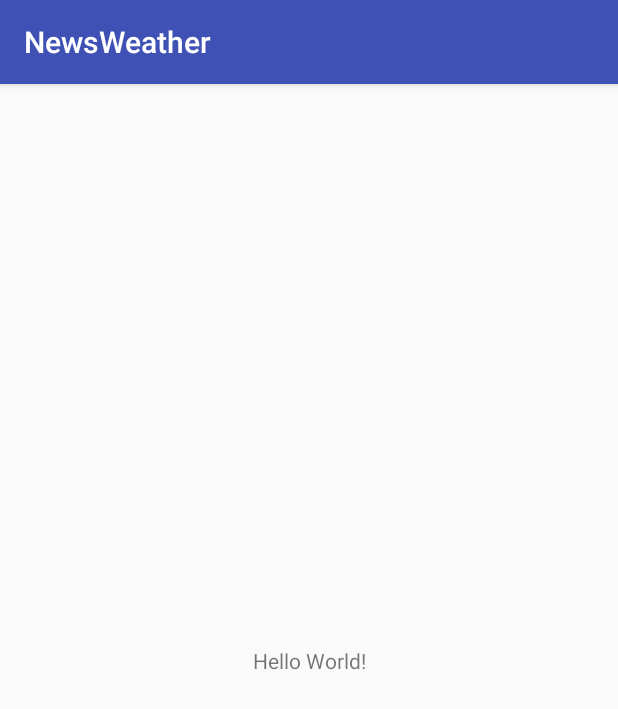
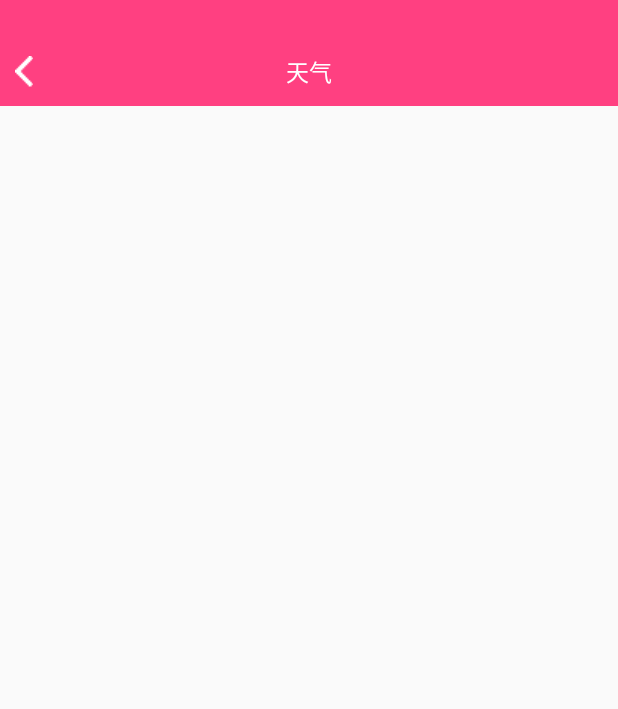
Before and after one commit to wozhizhizhi/newsweather, an Android app: the screen it shows after launch (MainActivity), on a phone screen of 412 x 824 dp. Shown: the top 709 px of the screen. Run offline under Robolectric (Android 15) with nearby library versions, the phone set to English and light mode, and no system bars; our stand-ins replace ButterKnife; libraries missing offline, so code that uses them is left out: org.litepal; 2 statements that could not run were skipped.

Commit message:
增加项目基本结构

```diff
--- a/app/build.gradle
+++ b/app/build.gradle
@@ -4,7 +4,7 @@ android {
     compileSdkVersion 26
     defaultConfig {
         applicationId "com.aji.newsweather"
-        minSdkVersion 21
+        minSdkVersion 19
         targetSdkVersion 26
         versionCode 1
         versionName "1.0"
@@ -35,4 +35,7 @@ dependencies {
     compile 'com.squareup.retrofit2:retrofit:2.1.0'
     compile 'com.squareup.retrofit2:converter-gson:2.1.0'
     compile 'com.squareup.retrofit2:adapter-rxjava:2.1.0'
+    // butterknife框架
+    compile 'com.jakewharton:butterknife:8.8.1'
+    annotationProcessor 'com.jakewharton:butterknife-compiler:8.8.1'
 }
--- /dev/null
+++ b/app/src/main/java/com/aji/newsweather/AreaFragment.java
@@ -0,0 +1,42 @@
+package com.aji.newsweather;
+
+import android.widget.ListView;
+
+import com.aji.newsweather.base.BaseFragment;
+import com.aji.newsweather.weight.MyTitle;
+
+import butterknife.BindView;
+
+/**
+ * Author:zhangmiss on 2018/01/30 0030.
+ * mail:867596152@qq.com
+ * Descripiton:
+ */
+
+public class AreaFragment extends BaseFragment
+{
+
+    @BindView(R.id.fragment_mytitle_id)
+    MyTitle fragmentMytitleId;
+    @BindView(R.id.fragment_listview_id)
+    ListView fragmentListviewId;
+
+    public static AreaFragment newInstance()
+    {
+        return new AreaFragment();
+    }
+
+    @Override
+    public int getLayoutRes()
+    {
+        return R.layout.choose_area;
+    }
+
+    @Override
+    public void initView()
+    {
+        fragmentMytitleId.setLeftVisibility(0);
+        fragmentMytitleId.setRightVisibility(1);
+    }
+
+}
--- a/app/src/main/java/com/aji/newsweather/MainActivity.java
+++ b/app/src/main/java/com/aji/newsweather/MainActivity.java
@@ -1,15 +1,42 @@
 package com.aji.newsweather;
 
+import android.os.Build;
 import android.support.v7.app.AppCompatActivity;
 import android.os.Bundle;
+import android.view.WindowManager;
 
-public class MainActivity extends AppCompatActivity
+import com.aji.newsweather.base.BaseActivity;
+import com.aji.newsweather.util.ActivityUtil;
+
+public class MainActivity extends BaseActivity
 {
 
     @Override
-    protected void onCreate(Bundle savedInstanceState)
+    protected int getContentResId()
     {
-        super.onCreate(savedInstanceState);
-        setContentView(R.layout.activity_main);
+        if (Build.VERSION.SDK_INT >= Build.VERSION_CODES.KITKAT)
+        {
+            //透明状态栏
+            getWindow().addFlags(WindowManager.LayoutParams.FLAG_TRANSLUCENT_STATUS);
+        }
+        return R.layout.activity_main;
+    }
+
+
+    @Override
+    public void initView()
+    {
+        AreaFragment areaFragment = (AreaFragment) getSupportFragmentManager().findFragmentById(R.id.contentFrame);
+        if (areaFragment == null)
+        {
+            areaFragment = AreaFragment.newInstance();
+            ActivityUtil.addFragmentToActivity(getSupportFragmentManager() , areaFragment , R.id.contentFrame);
+        }
+    }
+
+    @Override
+    public void initPresenter()
+    {
+
     }
 }
--- a/app/src/main/java/com/aji/newsweather/application/MyApplication.java
+++ b/app/src/main/java/com/aji/newsweather/application/MyApplication.java
@@ -1,8 +1,14 @@
 package com.aji.newsweather.application;
 
 import android.app.Application;
+import android.content.Context;
+import android.support.v7.app.AppCompatActivity;
 
 import org.litepal.LitePal;
+
+import java.util.LinkedList;
+import java.util.List;
+import java.util.ListIterator;
 
 /**
  * Author:zhangmiss on 2018/01/26 0026.
@@ -12,23 +18,54 @@ import org.litepal.LitePal;
 
 public class MyApplication extends Application
 {
-    private static volatile MyApplication intance;
+    private static MyApplication intance;
+    public static Context context;
+
+    public List<AppCompatActivity> activitys = new LinkedList<>();
     @Override
     public void onCreate()
     {
         super.onCreate();
+        context = getApplicationContext();
         LitePal.initialize(this);
     }
 
-    private static MyApplication getIntance()
+    public static MyApplication getInstance()
     {
-        synchronized (MyApplication.class)
+        return intance;
+    }
+
+    public static Context getContext()
+    {
+        return context;
+    }
+
+    public void addActivity(AppCompatActivity activity)
+    {
+        activitys.add(activity);
+    }
+
+    public void removeActivity(AppCompatActivity activity)
+    {
+        activitys.remove(activity);
+    }
+
+    public void closeApplication()
+    {
+        closeActivity();
+    }
+
+    // 关闭所有的activity
+    public void closeActivity()
+    {
+        ListIterator<AppCompatActivity> listIterator = activitys.listIterator();
+        while (listIterator.hasNext())
         {
-            if (intance == null)
+            AppCompatActivity activity = listIterator.next();
+            if (activity != null)
             {
-                intance = new MyApplication();
+                activity.finish();
             }
-            return intance;
         }
     }
 }
--- /dev/null
+++ b/app/src/main/java/com/aji/newsweather/base/BaseActivity.java
@@ -0,0 +1,107 @@
+package com.aji.newsweather.base;
+
+import android.app.ProgressDialog;
+import android.content.DialogInterface;
+import android.os.Bundle;
+import android.support.v7.app.AppCompatActivity;
+import android.widget.Toast;
+
+import com.aji.newsweather.application.MyApplication;
+
+import butterknife.ButterKnife;
+import butterknife.Unbinder;
+
+/**
+ * Activity基类
+ *
+ * @author misszhang
+ */
+public abstract class BaseActivity extends AppCompatActivity implements IBaseView
+{
+    private Toast toast;
+    private ProgressDialog mProgressDialog;
+    private Unbinder unbinder;
+    /**
+     * 初始化控件
+     */
+    public abstract void initView();
+
+    /**
+     * 初始化控制中心
+     */
+    public abstract void initPresenter();
+
+    @Override
+    protected void onCreate(Bundle savedInstanceState)
+    {
+        super.onCreate(savedInstanceState);
+        setContentView(getContentResId());
+        MyApplication.getInstance().addActivity(this);
+        // 初始化View注入
+        unbinder = ButterKnife.bind(this);
+        initPresenter();
+        initView();
+    }
+
+    protected abstract int getContentResId();
+
+    @Override
+    public void finish()
+    {
+        super.finish();
+    }
+
+    @Override
+    public void showProgress(String message)
+    {
+        if (mProgressDialog == null)
+        {
+            mProgressDialog = new ProgressDialog(this);
+            mProgressDialog.setProgressStyle(ProgressDialog.STYLE_SPINNER);
+            mProgressDialog.setCancelable(false);
+            mProgressDialog.setCanceledOnTouchOutside(false);
+            mProgressDialog.setMessage(message);
+        }
+
+        mProgressDialog.show();
+    }
+
+    @Override
+    public void hideProgress()
+    {
+        if (mProgressDialog == null)
+        {
+            return;
+        }
+
+        if (mProgressDialog.isShowing())
+        {
+            mProgressDialog.dismiss();
+        }
+    }
+
+    @Override
+    public void showToast(String msg)
+    {
+        if (!isFinishing())
+        {
+            if (toast == null)
+            {
+                toast = Toast.makeText(this, msg, Toast.LENGTH_SHORT);
+            } else
+            {
+                toast.setText(msg);
+            }
+
+            toast.show();
+        }
+    }
+
+    @Override
+    protected void onDestroy()
+    {
+        super.onDestroy();
+        unbinder.unbind();
+        MyApplication.getInstance().removeActivity(this);
+    }
+}
--- /dev/null
+++ b/app/src/main/java/com/aji/newsweather/base/BaseFragment.java
@@ -0,0 +1,124 @@
+package com.aji.newsweather.base;
+
+import android.os.Bundle;
+import android.support.v4.app.Fragment;
+import android.view.LayoutInflater;
+import android.view.View;
+import android.view.ViewGroup;
+
+import butterknife.ButterKnife;
+import butterknife.Unbinder;
+
+/**
+ * Fragment基类
+ *
+ * @author misszhang
+ */
+public abstract class BaseFragment extends Fragment implements IBaseView
+{
+    private View mLayoutView;
+    private Unbinder unbinder;
+
+    /**
+     * 初始化布局
+     */
+    public abstract int getLayoutRes();
+
+    /**
+     * 初始化视图
+     */
+    public abstract void initView();
+
+    @Override
+    public void onCreate(Bundle savedInstanceState)
+    {
+        super.onCreate(savedInstanceState);
+    }
+
+    @Override
+    public View onCreateView(LayoutInflater inflater, ViewGroup container, Bundle savedInstanceState)
+    {
+        if (mLayoutView != null)
+        {
+            ViewGroup parent = (ViewGroup) mLayoutView.getParent();
+            if (parent != null)
+            {
+                parent.removeView(mLayoutView);
+            }
+        }
+        else
+        {
+            mLayoutView = getCreateView(inflater, container);
+            ButterKnife.bind(this, mLayoutView);
+            initView();     //初始化布局
+        }
+
+        return mLayoutView;
+    }
+
+    /**
+     * 获取Fragment布局文件的View
+     *
+     * @param inflater
+     * @param container
+     * @return
+     */
+    private View getCreateView(LayoutInflater inflater, ViewGroup container)
+    {
+        return inflater.inflate(getLayoutRes(), container, false);
+    }
+
+    /**
+     * 获取当前Fragment状态
+     *
+     * @return true为正常 false为未加载或正在删除
+     */
+    private boolean getStatus()
+    {
+        return (isAdded() && !isRemoving());
+    }
+
+    /**
+     * 获取Activity
+     *
+     * @return
+     */
+    public BaseActivity getBaseActivity()
+    {
+        return (BaseActivity) getActivity();
+    }
+
+    @Override
+    public void showProgress(String message)
+    {
+        if (getStatus())
+        {
+            getBaseActivity().showProgress(message);
+        }
+    }
+
+    @Override
+    public void hideProgress()
+    {
+        if (getStatus())
+        {
+            getBaseActivity().hideProgress();
+        }
+    }
+
+    @Override
+    public void showToast(String msg)
+    {
+        if (getStatus())
+        {
+            getBaseActivity().showToast(msg);
+        }
+    }
+
+    @Override
+    public void onDestroyView()
+    {
+        super.onDestroyView();
+        unbinder.unbind();
+    }
+}
--- /dev/null
+++ b/app/src/main/java/com/aji/newsweather/base/IBaseView.java
@@ -0,0 +1,37 @@
+package com.aji.newsweather.base;
+
+/**
+ * Author:zhangmiss on 2018/01/30 0030.
+ * mail:867596152@qq.com
+ * Descripiton:
+ */
+
+/**
+ * View层接口基类
+ *
+ * @author Hunter
+ */
+public interface IBaseView
+{
+
+    /**
+     * 显示进度条
+     *
+     * @param message 要显示的信息
+     */
+    void showProgress(String message);
+
+
+    /**
+     * 隐藏进度条
+     */
+    void hideProgress();
+
+
+    /**
+     * 根据字符串弹出toast
+     *
+     * @param msg 提示内容
+     */
+    void showToast(String msg);
+}
--- a/app/src/main/java/com/aji/newsweather/net/IpService.java
+++ b/app/src/main/java/com/aji/newsweather/net/IpService.java
@@ -1,12 +1,10 @@
 package com.aji.newsweather.net;
-
-import android.database.Observable;
 
 import com.aji.newsweather.db.Province;
 
-import retrofit2.Call;
 import retrofit2.http.FormUrlEncoded;
 import retrofit2.http.POST;
+import rx.Observable;
 
 /**
  * Author:zhangmiss on 2018/01/26 0026.
--- /dev/null
+++ b/app/src/main/java/com/aji/newsweather/util/ActivityUtil.java
@@ -0,0 +1,21 @@
+package com.aji.newsweather.util;
+
+import android.support.v4.app.Fragment;
+import android.support.v4.app.FragmentManager;
+import android.support.v4.app.FragmentTransaction;
+
+/**
+ * Author:zhangmiss on 2018/01/30 0030.
+ * mail:867596152@qq.com
+ * Descripiton:
+ */
+
+public class ActivityUtil
+{
+    public static void addFragmentToActivity(FragmentManager fragmentManager, Fragment fragment, int frameId)
+    {
+        FragmentTransaction transaction = fragmentManager.beginTransaction();
+        transaction.add(frameId, fragment);
+        transaction.commit();
+    }
+}
--- /dev/null
+++ b/app/src/main/java/com/aji/newsweather/weight/MyTitle.java
@@ -0,0 +1,110 @@
+package com.aji.newsweather.weight;
+
+import android.content.Context;
+import android.content.res.TypedArray;
+import android.util.AttributeSet;
+import android.view.LayoutInflater;
+import android.view.View;
+import android.widget.ImageView;
+import android.widget.RelativeLayout;
+import android.widget.TextView;
+
+import com.aji.newsweather.R;
+
+/**
+ * Author:zhangmiss on 2018/01/29 0029.
+ * mail:867596152@qq.com
+ * Descripiton:
+ */
+
+public class MyTitle extends RelativeLayout
+{
+    private ImageView my_title_left_iv;
+    private TextView my_title_text;
+    private ImageView my_title_right_iv;
+    private RelativeLayout relativeLayout_title_id;
+    private String titleName;
+    private int bgColor;
+    private int title_right_iv;
+    private int titlt_left_iv;
+
+
+    public MyTitle(Context context)
+    {
+        super(context);
+        initView(context);
+    }
+
+    public MyTitle(Context context, AttributeSet attrs)
+    {
+        super(context, attrs);
+        initTyped(context, attrs);
+        initView(context);
+    }
+
+    public MyTitle(Context context, AttributeSet attrs, int defStyleAttr)
+    {
+        super(context, attrs, defStyleAttr);
+        initTyped(context, attrs);
+        initView(context);
+    }
+
+
+    private void initTyped(Context context , AttributeSet attrs)
+    {
+        TypedArray typedArray = context.obtainStyledAttributes(attrs , R.styleable.MyTitle);
+        bgColor =  typedArray.getColor(R.styleable.MyTitle_my_title_bg , getResources().getColor(R.color.colorAccent));
+        titleName = typedArray.getString(R.styleable.MyTitle_title_name);
+        // 设置Imageview的图片
+        titlt_left_iv = typedArray.getResourceId(R.styleable.MyTitle_my_title_leftiv , R.mipmap.ico_return);
+        title_right_iv = typedArray.getResourceId(R.styleable.MyTitle_my_title_rightiv , R.mipmap.title_right);
+    }
+
+    private void initView(Context context)
+    {
+        LayoutInflater.from(context).inflate(R.layout.app_title , this , true);
+        my_title_left_iv = findViewById(R.id.my_title_left_iv);
+        my_title_right_iv = findViewById(R.id.my_title_right_iv);
+        my_title_text = findViewById(R.id.my_title_text);
+        relativeLayout_title_id = findViewById(R.id.relativeLayout_title_id);
+
+        relativeLayout_title_id.setBackgroundColor(bgColor);
+        my_title_text.setText(titleName);
+        my_title_left_iv.setImageResource(titlt_left_iv);
+        my_title_right_iv.setImageResource(title_right_iv);
+    }
+
+    public void setLeftListener(OnClickListener onClickListener)
+    {
+        my_title_left_iv.setOnClickListener(onClickListener);
+    }
+
+    public void setRightListener(OnClickListener onClickListener)
+    {
+        my_title_right_iv.setOnClickListener(onClickListener);
+    }
+
+    public void setRightVisibility(int visibility)
+    {
+        if(visibility == 0)
+        {
+            my_title_right_iv.setVisibility(View.VISIBLE);
+        }
+        else
+        {
+            my_title_right_iv.setVisibility(View.GONE);
+        }
+    }
+
+    public void setLeftVisibility(int visibility)
+    {
+        if(visibility == 0)
+        {
+            my_title_left_iv.setVisibility(View.VISIBLE);
+        }
+        else
+        {
+            my_title_left_iv.setVisibility(View.GONE);
+        }
+    }
+}
--- a/app/src/main/res/layout/activity_main.xml
+++ b/app/src/main/res/layout/activity_main.xml
@@ -6,13 +6,9 @@
     android:layout_height="match_parent"
     tools:context="com.aji.newsweather.MainActivity">
 
-    <TextView
-        android:layout_width="wrap_content"
-        android:layout_height="wrap_content"
-        android:text="Hello World!"
-        app:layout_constraintBottom_toBottomOf="parent"
-        app:layout_constraintLeft_toLeftOf="parent"
-        app:layout_constraintRight_toRightOf="parent"
-        app:layout_constraintTop_toTopOf="parent" />
+    <FrameLayout
+        android:id="@+id/contentFrame"
+        android:layout_width="match_parent"
+        android:layout_height="match_parent" />
 
 </android.support.constraint.ConstraintLayout>
--- /dev/null
+++ b/app/src/main/res/layout/app_title.xml
@@ -0,0 +1,39 @@
+<?xml version="1.0" encoding="utf-8"?>
+<RelativeLayout xmlns:android="http://schemas.android.com/apk/res/android"
+    android:id="@+id/relativeLayout_title_id"
+    android:layout_width="match_parent"
+    android:background="@color/colorAccent"
+    android:layout_height="45dp">
+    <ImageView
+        android:id="@+id/my_title_left_iv"
+        android:layout_width="wrap_content"
+        android:layout_height="match_parent"
+        android:layout_alignParentLeft="true"
+        android:layout_centerVertical="true"
+        android:padding="12dp"
+        android:scaleType="centerCrop"
+        android:src="@mipmap/ico_return"/>
+
+    <TextView
+        android:id="@+id/my_title_text"
+        android:layout_width="wrap_content"
+        android:layout_height="wrap_content"
+        android:layout_centerHorizontal="true"
+        android:layout_centerInParent="true"
+        android:text="随你天"
+        android:textSize="15sp"
+        android:textColor="#FFFFFF"/>
+
+
+    <ImageView
+        android:id="@+id/my_title_right_iv"
+        android:layout_width="wrap_content"
+        android:layout_height="match_parent"
+        android:layout_alignParentRight="true"
+        android:layout_centerVertical="true"
+        android:padding="12dp"
+        android:scaleType="centerCrop"
+        android:src="@mipmap/title_right"/>
+
+
+</RelativeLayout>
--- /dev/null
+++ b/app/src/main/res/layout/choose_area.xml
@@ -0,0 +1,31 @@
+<?xml version="1.0" encoding="utf-8"?>
+<LinearLayout xmlns:android="http://schemas.android.com/apk/res/android"
+    xmlns:mytitle="http://schemas.android.com/apk/res-auto"
+    android:layout_width="match_parent"
+    android:layout_height="match_parent"
+    android:orientation="vertical">
+
+    <LinearLayout
+        android:layout_width="match_parent"
+        android:layout_height="25dp"
+        android:layout_above="@+id/my_title_left_iv"
+        android:background="@color/colorAccent">
+
+    </LinearLayout>
+    <com.aji.newsweather.weight.MyTitle
+        android:id="@+id/fragment_mytitle_id"
+        android:layout_width="match_parent"
+        android:layout_height="match_parent"
+        mytitle:my_title_bg="@color/colorAccent"
+        mytitle:my_title_leftiv="@mipmap/ico_return"
+        mytitle:my_title_rightiv="@mipmap/title_right"
+        mytitle:title_name="天气">
+
+    </com.aji.newsweather.weight.MyTitle>
+
+    <ListView
+        android:id="@+id/fragment_listview_id"
+        android:layout_width="match_parent"
+        android:layout_height="match_parent"/>
+
+</LinearLayout>
--- a/app/src/main/res/values/styles.xml
+++ b/app/src/main/res/values/styles.xml
@@ -1,7 +1,7 @@
 <resources>
 
     <!-- Base application theme. -->
-    <style name="AppTheme" parent="Theme.AppCompat.Light.DarkActionBar">
+    <style name="AppTheme" parent="Theme.AppCompat.Light.NoActionBar">
         <!-- Customize your theme here. -->
         <item name="colorPrimary">@color/colorPrimary</item>
         <item name="colorPrimaryDark">@color/colorPrimaryDark</item>
```
Also changed, not shown: app/src/main/java/com/aji/newsweather/net/HttpUtil.java (+42 -5 lines), app/src/main/res/values/attrs.xml (added, +9 -0 lines), app/src/main/assets/litepal.xml (renamed from app/src/main/res/assets/litepal.xml), app/src/main/res/mipmap-xxhdpi/ico_return.png (added), app/src/main/res/mipmap-xxhdpi/title_right.png (added).
